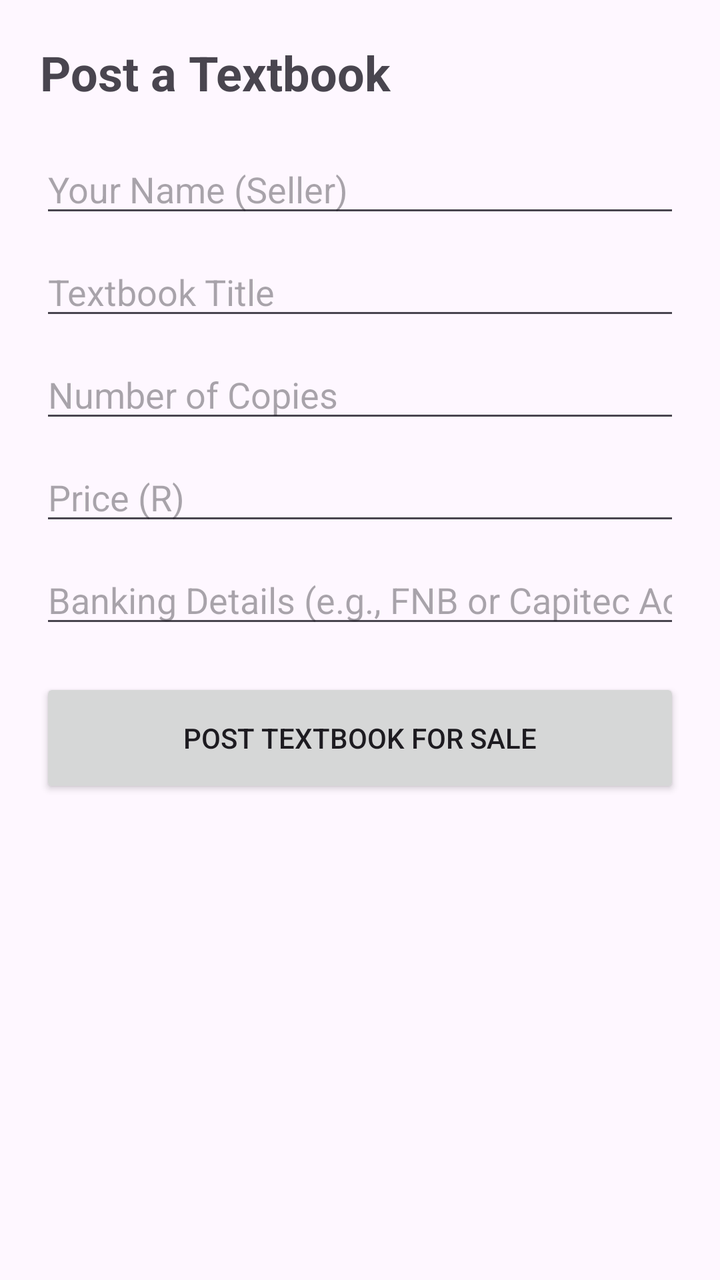
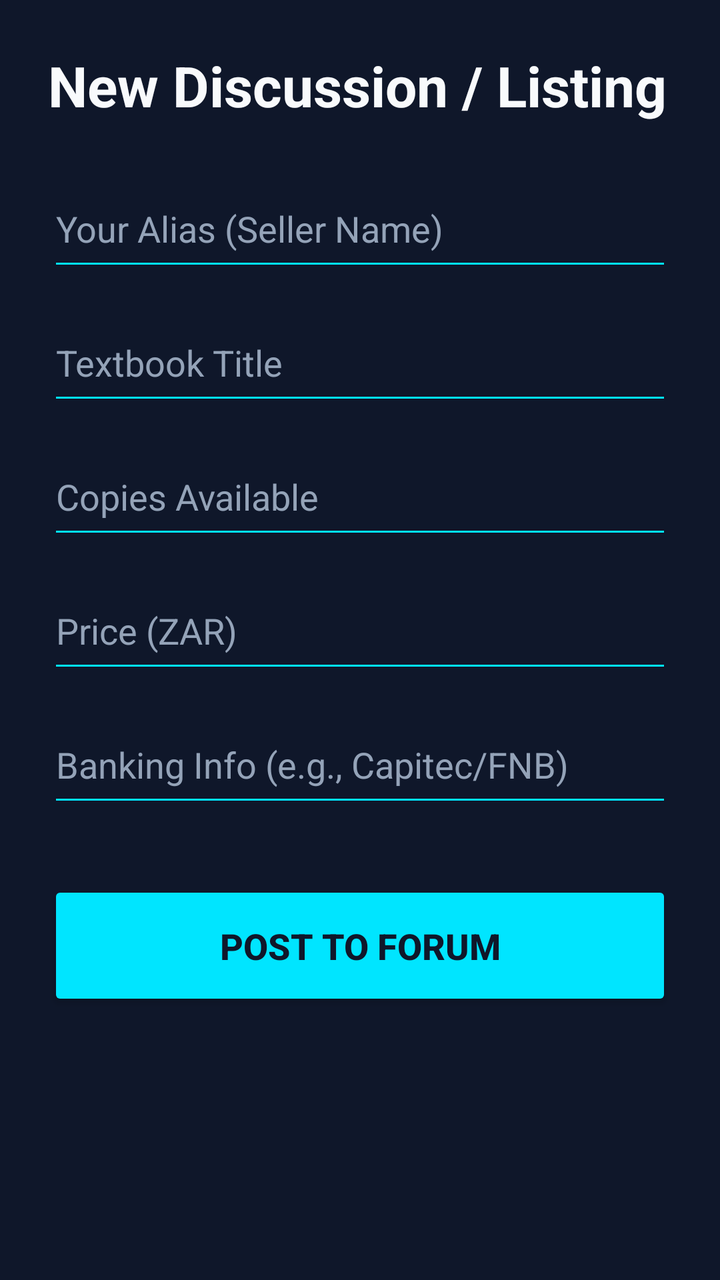

The first picture is an Android layout as it rendered before a commit; the second is the same layout after the commit. The layout source and the unified diff follow.
<!-- AndroidManifest.xml: application theme Theme.TextbookMarketplace -->
<!-- res/layout/activity_add_book.xml -->
<?xml version="1.0" encoding="utf-8"?>
<LinearLayout xmlns:android="http://schemas.android.com/apk/res/android"
    android:layout_width="match_parent"
    android:layout_height="match_parent"
    android:orientation="vertical"
    android:padding="20dp">

    <TextView
        android:layout_width="match_parent"
        android:layout_height="wrap_content"
        android:text="Post a Textbook"
        android:textSize="24sp"
        android:textStyle="bold"
        android:layout_marginBottom="20dp"/>

    <EditText
        android:id="@+id/etSellerName"
        android:layout_width="match_parent"
        android:layout_height="wrap_content"
        android:hint="Your Name (Seller)"
        android:inputType="textPersonName"
        android:layout_marginBottom="10dp"/>

    <EditText
        android:id="@+id/etBookTitle"
        android:layout_width="match_parent"
        android:layout_height="wrap_content"
        android:hint="Textbook Title"
        android:inputType="text"
        android:layout_marginBottom="10dp"/>

    <EditText
        android:id="@+id/etStockCount"
        android:layout_width="match_parent"
        android:layout_height="wrap_content"
        android:hint="Number of Copies"
        android:inputType="number"
        android:layout_marginBottom="10dp"/>

    <EditText
        android:id="@+id/etBookPrice"
        android:layout_width="match_parent"
        android:layout_height="wrap_content"
        android:hint="Price (R)"
        android:inputType="numberDecimal"
        android:layout_marginBottom="10dp"/>

    <EditText
        android:id="@+id/etBankingInfo"
        android:layout_width="match_parent"
        android:layout_height="wrap_content"
        android:hint="Banking Details (e.g., FNB or Capitec Acc)"
        android:inputType="text"
        android:layout_marginBottom="20dp"/>

    <Button
        android:id="@+id/btnSaveBook"
        android:layout_width="match_parent"
        android:layout_height="60dp"
        android:text="Post Textbook for Sale"
        android:layout_marginBottom="10dp"/>

</LinearLayout>
<!-- resources referenced by this layout -->
<resources>
  <style name="Theme.TextbookMarketplace" parent="Base.Theme.TextbookMarketplace" />
  <style name="Base.Theme.TextbookMarketplace" parent="Theme.Material3.DayNight.NoActionBar">
          
          
      </style>
</resources>

<!-- the commit's change to res/layout/activity_add_book.xml (unified diff, before → after) -->
@@ -1,63 +1,92 @@
 <?xml version="1.0" encoding="utf-8"?>
 <LinearLayout xmlns:android="http://schemas.android.com/apk/res/android"
+    xmlns:app="http://schemas.android.com/apk/res-auto"
     android:layout_width="match_parent"
     android:layout_height="match_parent"
     android:orientation="vertical"
-    android:padding="20dp">
+    android:padding="24dp"
+    android:background="#0F172A">
 
+    
     <TextView
         android:layout_width="match_parent"
         android:layout_height="wrap_content"
-        android:text="Post a Textbook"
-        android:textSize="24sp"
+        android:text="New Discussion / Listing"
+        android:textSize="28sp"
+        android:textColor="#F8FAFC"
         android:textStyle="bold"
-        android:layout_marginBottom="20dp"/>
+        android:layout_marginBottom="24dp"/>
 
+    
     <EditText
         android:id="@+id/etSellerName"
         android:layout_width="match_parent"
-        android:layout_height="wrap_content"
-        android:hint="Your Name (Seller)"
+        android:layout_height="55dp"
+        android:hint="Your Alias (Seller Name)"
+        android:textColorHint="#94A3B8"
+        android:textColor="#F8FAFC"
+        android:backgroundTint="#00E5FF"
         android:inputType="textPersonName"
-        android:layout_marginBottom="10dp"/>
+        android:layout_marginBottom="12dp"/>
 
+    
     <EditText
         android:id="@+id/etBookTitle"
         android:layout_width="match_parent"
-        android:layout_height="wrap_content"
+        android:layout_height="55dp"
         android:hint="Textbook Title"
+        android:textColorHint="#94A3B8"
+        android:textColor="#F8FAFC"
+        android:backgroundTint="#00E5FF"
         android:inputType="text"
-        android:layout_marginBottom="10dp"/>
+        android:layout_marginBottom="12dp"/>
 
+    
     <EditText
         android:id="@+id/etStockCount"
         android:layout_width="match_parent"
-        android:layout_height="wrap_content"
-        android:hint="Number of Copies"
+        android:layout_height="55dp"
+        android:hint="Copies Available"
+        android:textColorHint="#94A3B8"
+        android:textColor="#F8FAFC"
+        android:backgroundTint="#00E5FF"
         android:inputType="number"
-        android:layout_marginBottom="10dp"/>
+        android:layout_marginBottom="12dp"/>
 
+    
     <EditText
         android:id="@+id/etBookPrice"
         android:layout_width="match_parent"
-        android:layout_height="wrap_content"
-        android:hint="Price (R)"
+        android:layout_height="55dp"
+        android:hint="Price (ZAR)"
+        android:textColorHint="#94A3B8"
+        android:textColor="#F8FAFC"
+        android:backgroundTint="#00E5FF"
         android:inputType="numberDecimal"
-        android:layout_marginBottom="10dp"/>
+        android:layout_marginBottom="12dp"/>
 
+    
     <EditText
         android:id="@+id/etBankingInfo"
         android:layout_width="match_parent"
-        android:layout_height="wrap_content"
-        android:hint="Banking Details (e.g., FNB or Capitec Acc)"
+        android:layout_height="55dp"
+        android:hint="Banking Info (e.g., Capitec/FNB)"
+        android:textColorHint="#94A3B8"
+        android:textColor="#F8FAFC"
+        android:backgroundTint="#00E5FF"
         android:inputType="text"
-        android:layout_marginBottom="20dp"/>
+        android:layout_marginBottom="32dp"/>
 
+    
     <Button
         android:id="@+id/btnSaveBook"
         android:layout_width="match_parent"
-        android:layout_height="60dp"
-        android:text="Post Textbook for Sale"
-        android:layout_marginBottom="10dp"/>
+        android:layout_height="65dp"
+        android:text="Post to Forum"
+        android:textSize="18sp"
+        android:textStyle="bold"
+        android:textColor="#0F172A"
+        android:backgroundTint="#00E5FF"
+        app:cornerRadius="12dp"/>
 
 </LinearLayout>
